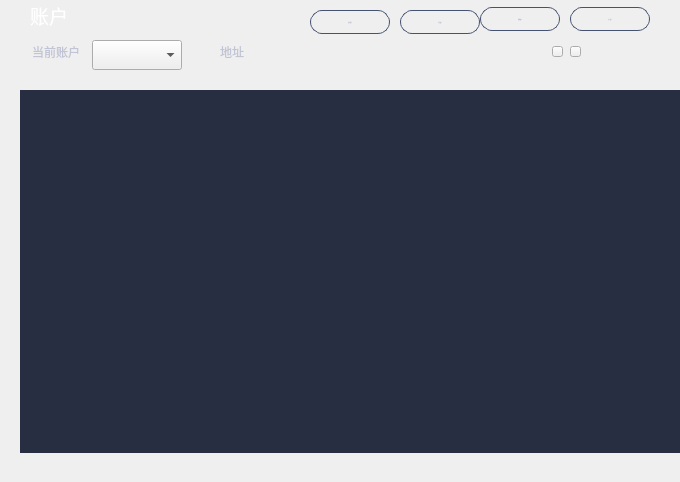
The window that mainpage.ui (HcashOrg/hx-indicator) describes before a commit, drawn with Qt 5.
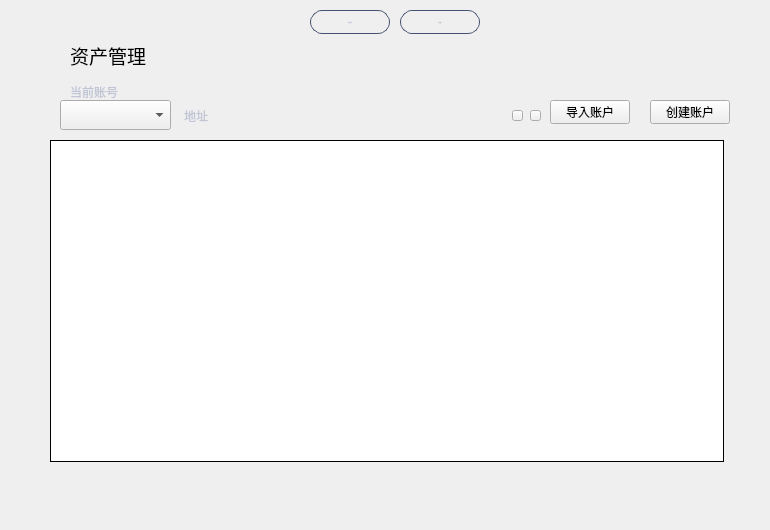
The same window after the commit.

Commit message: poundagePublishWidget + mainpage

What changed in the file:
```diff
--- a/mainpage.ui
+++ b/mainpage.ui
@@ -6,8 +6,8 @@
    <rect>
     <x>0</x>
     <y>0</y>
-    <width>680</width>
-    <height>482</height>
+    <width>770</width>
+    <height>530</height>
    </rect>
   </property>
   <property name="font">
@@ -24,8 +24,8 @@
   <widget class="QLabel" name="accountListLabel">
    <property name="geometry">
     <rect>
-     <x>30</x>
-     <y>5</y>
+     <x>70</x>
+     <y>45</y>
      <width>120</width>
      <height>21</height>
     </rect>
@@ -40,17 +40,17 @@
     </font>
    </property>
    <property name="styleSheet">
-    <string notr="true">color: white;</string>
+    <string notr="true"/>
    </property>
    <property name="text">
-    <string>账户</string>
+    <string>资产管理</string>
    </property>
   </widget>
   <widget class="QToolButton" name="addAccountBtn">
    <property name="geometry">
     <rect>
-     <x>480</x>
-     <y>7</y>
+     <x>650</x>
+     <y>100</y>
      <width>80</width>
      <height>24</height>
     </rect>
@@ -58,7 +58,6 @@
    <property name="font">
     <font>
      <family>微软雅黑</family>
-     <pointsize>-1</pointsize>
      <weight>50</weight>
      <italic>false</italic>
      <bold>false</bold>
@@ -71,10 +70,7 @@
     <enum>Qt::NoFocus</enum>
    </property>
    <property name="styleSheet">
-    <string notr="true">QToolButton{color:rgb(192,196,212);border:1px solid  rgb(70,82,113);border-radius:12px;
-background-color: transparent;
-font: 12px &quot;微软雅黑&quot;;}
-QToolButton:hover{color:white;border-color:rgb(24,140,249);background-color:rgb(24,140,249);}</string>
+    <string notr="true"/>
    </property>
    <property name="text">
     <string>创建账户</string>
@@ -83,10 +79,10 @@
   <widget class="QTableWidget" name="accountTableWidget">
    <property name="geometry">
     <rect>
-     <x>20</x>
-     <y>90</y>
-     <width>660</width>
-     <height>363</height>
+     <x>50</x>
+     <y>140</y>
+     <width>674</width>
+     <height>322</height>
     </rect>
    </property>
    <property name="cursor" stdset="0">
@@ -96,11 +92,7 @@
     <enum>Qt::LeftToRight</enum>
    </property>
    <property name="styleSheet">
-    <string notr="true">QTableWidget{border: none;gridline-color: rgb(241,241,248);background-color: rgb(40, 46, 66);}
-QHeaderView{background-color:rgb(40,46,66);min-height:30;color:white;}
-QHeaderView::section{background-color: rgb(56,63,93);border: 1px solid rgb(40,46,66);
-font: 12px &quot;微软雅黑&quot;;}
-</string>
+    <string notr="true"/>
    </property>
    <property name="frameShape">
     <enum>QFrame::Box</enum>
@@ -165,7 +157,7 @@
    </column>
    <column>
     <property name="text">
-     <string>数量</string>
+     <string>资产</string>
     </property>
     <property name="font">
      <font>
@@ -205,8 +197,8 @@
   <widget class="QToolButton" name="importAccountBtn">
    <property name="geometry">
     <rect>
-     <x>570</x>
-     <y>7</y>
+     <x>550</x>
+     <y>100</y>
      <width>80</width>
      <height>24</height>
     </rect>
@@ -214,7 +206,6 @@
    <property name="font">
     <font>
      <family>微软雅黑</family>
-     <pointsize>-1</pointsize>
      <weight>50</weight>
      <italic>false</italic>
      <bold>false</bold>
@@ -227,10 +218,7 @@
     <enum>Qt::NoFocus</enum>
    </property>
    <property name="styleSheet">
-    <string notr="true">QToolButton{color:rgb(192,196,212);border:1px solid  rgb(70,82,113);border-radius:12px;
-background-color: transparent;
-font: 12px &quot;微软雅黑&quot;;}
-QToolButton:hover{color:white;border-color:rgb(24,140,249);background-color:rgb(24,140,249);}</string>
+    <string notr="true"/>
    </property>
    <property name="text">
     <string>导入账户</string>
@@ -239,8 +227,8 @@
   <widget class="QToolButton" name="copyBtn">
    <property name="geometry">
     <rect>
-     <x>552</x>
-     <y>46</y>
+     <x>512</x>
+     <y>110</y>
      <width>11</width>
      <height>11</height>
     </rect>
@@ -263,9 +251,9 @@
   <widget class="QComboBox" name="accountComboBox">
    <property name="geometry">
     <rect>
-     <x>92</x>
-     <y>40</y>
-     <width>90</width>
+     <x>60</x>
+     <y>100</y>
+     <width>111</width>
      <height>30</height>
     </rect>
    </property>
@@ -286,8 +274,8 @@
   <widget class="QLabel" name="label">
    <property name="geometry">
     <rect>
-     <x>32</x>
-     <y>40</y>
+     <x>70</x>
+     <y>80</y>
      <width>60</width>
      <height>24</height>
     </rect>
@@ -301,7 +289,7 @@
     <string notr="true">color: rgb(192, 196, 212);</string>
    </property>
    <property name="text">
-    <string>当前账户</string>
+    <string>当前账号</string>
    </property>
    <property name="alignment">
     <set>Qt::AlignLeading|Qt::AlignLeft|Qt::AlignVCenter</set>
@@ -310,8 +298,8 @@
   <widget class="QLabel" name="addressLabel">
    <property name="geometry">
     <rect>
-     <x>262</x>
-     <y>40</y>
+     <x>226</x>
+     <y>104</y>
      <width>280</width>
      <height>24</height>
     </rect>
@@ -338,8 +326,8 @@
   <widget class="QLabel" name="addressLabel2">
    <property name="geometry">
     <rect>
-     <x>202</x>
-     <y>40</y>
+     <x>166</x>
+     <y>104</y>
      <width>60</width>
      <height>24</height>
     </rect>
@@ -362,8 +350,8 @@
   <widget class="QToolButton" name="qrcodeBtn">
    <property name="geometry">
     <rect>
-     <x>570</x>
-     <y>46</y>
+     <x>530</x>
+     <y>110</y>
      <width>11</width>
      <height>11</height>
     </rect>
```
The commit also changes 10 other files.
